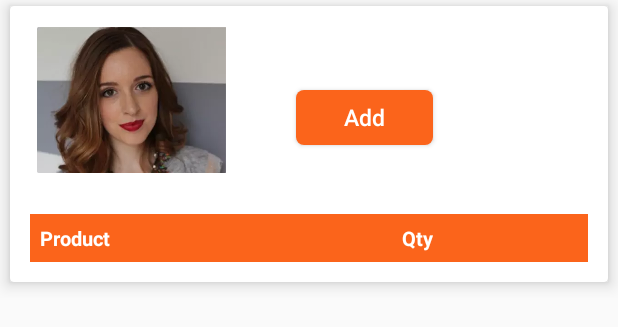
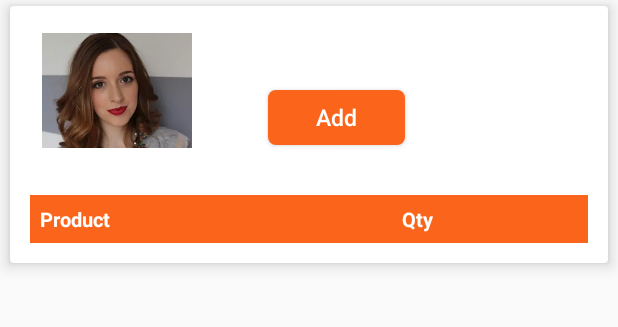
Before and after one commit to avik1990/Fulwari, an Android app: the layout montly_custom_pack_row.xml on its own in the app's theme, with its tools: preview values and no code run, on a phone screen of 412 x 824 dp. Shown: the top 327 px of the screen. Run offline under Robolectric (Android 15) with nearby library versions, the phone set to English and light mode, and no system bars; Roboto replaces fonts that are not available here.

Commit message:
Code update

```diff
--- a/app/src/main/java/com/app/Fulwari/adapter/FlowerProductAdapter.java
+++ b/app/src/main/java/com/app/Fulwari/adapter/FlowerProductAdapter.java
@@ -400,7 +400,7 @@ public class FlowerProductAdapter extends RecyclerView.Adapter<FlowerProductAdap
         Log.e("Log==",isCartAdd);
 
         Call<BaseResponse> call = redditAPI.AddtoCartService(Preferences.get_userId(mContext),
-                Preferences.get_UniqueId(mContext), product_id, "", "flower","1", isCartAdd);
+                Preferences.get_UniqueId(mContext), product_id, "", "flower_own","1", isCartAdd);
         call.enqueue(new Callback<BaseResponse>() {
 
             @Override
--- a/app/src/main/java/com/app/Fulwari/adapter/MonthlyPacketAdapter.java
+++ b/app/src/main/java/com/app/Fulwari/adapter/MonthlyPacketAdapter.java
@@ -273,7 +273,7 @@ public class MonthlyPacketAdapter extends RecyclerView.Adapter<MonthlyPacketAdap
         Log.e("Log==",isCartAdd);
 
         Call<BaseResponse> call = redditAPI.AddtoCartService(Preferences.get_userId(mContext), Preferences.get_UniqueId(mContext),
-                product_id, "","flower" ,"1", isCartAdd);
+                product_id, "","flower_monthly" ,"1", isCartAdd);
         call.enqueue(new Callback<BaseResponse>() {
 
             @Override
--- a/app/src/main/res/layout/montly_custom_pack_row.xml
+++ b/app/src/main/res/layout/montly_custom_pack_row.xml
@@ -35,14 +35,14 @@
             <FrameLayout
                 android:id="@+id/v_img"
                 android:layout_width="0dp"
-                android:layout_weight="1.5"
+                android:layout_weight="1.3"
                 android:layout_height="wrap_content">
 
                 <ImageView
                     android:layout_gravity="center_horizontal"
                     android:id="@+id/iv_chefimage"
-                    android:layout_width="@dimen/_100sdp"
-                    android:layout_height="@dimen/_80sdp"
+                    android:layout_width="@dimen/_80sdp"
+                    android:layout_height="@dimen/_70sdp"
                     android:layout_marginLeft="5dp"
                     android:layout_marginRight="5dp"
                     android:padding="2dp"
@@ -69,7 +69,7 @@
                     android:layout_width="wrap_content"
                     android:layout_height="wrap_content"
                     android:layout_marginTop="@dimen/_5sdp"
-                    android:maxLines="1"
+                    android:maxLines="5"
                     android:text=""
                     android:textColor="@color/col_producttitle"
                     android:textSize="@dimen/_14sdp"
@@ -142,10 +142,10 @@
                 android:id="@+id/tv_price_orginal"
                 android:layout_width="0dp"
                 android:layout_marginTop="@dimen/_5sdp"
-                android:layout_weight=".7"
+                android:layout_weight="1"
                 android:layout_height="wrap_content"
                 android:textColor="@color/col_producttitle"
-                android:textSize="@dimen/_12sdp"
+                android:textSize="@dimen/_10sdp"
                 android:textStyle="bold" />
 
         </LinearLayout>
```
